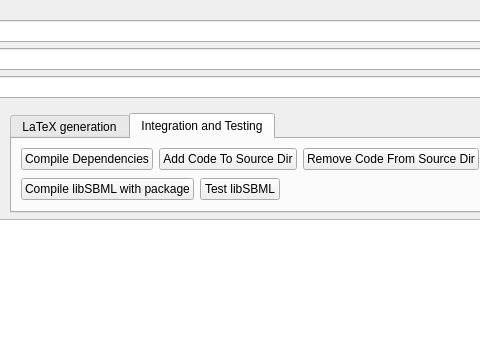
sbmlteam/QtDeviser, file ui/dialoggenerate.ui: the form before one commit; both pictures show x 166 to 646 and y 0 to 349 of the 934 by 480 pixel window.
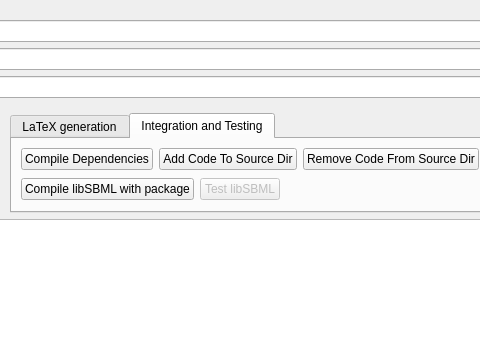
The form after the commit. The open tabs and pages were chosen to show the change. Icons and pictures are not drawn.

Commit message: - fix warnings, disable test

```diff
--- a/ui/dialoggenerate.ui
+++ b/ui/dialoggenerate.ui
@@ -187,6 +187,9 @@
            </item>
            <item>
             <widget class="QPushButton" name="cmdTestLibSBML">
+             <property name="enabled">
+              <bool>false</bool>
+             </property>
              <property name="text">
               <string>Test libSBML</string>
              </property>
@@ -251,7 +254,7 @@
     </layout>
    </item>
    <item row="0" column="0">
-    <widget class="QWidget" name="widget" native="true">
+    <widget class="QWidget" name="widget2" native="true">
      <layout class="QGridLayout" name="gridLayout_5">
       <item row="0" column="0">
        <widget class="QLabel" name="label">
```
Left out of the diff: 4 changed lines with no effect on the pictures. The commit also changes 1 other file.
